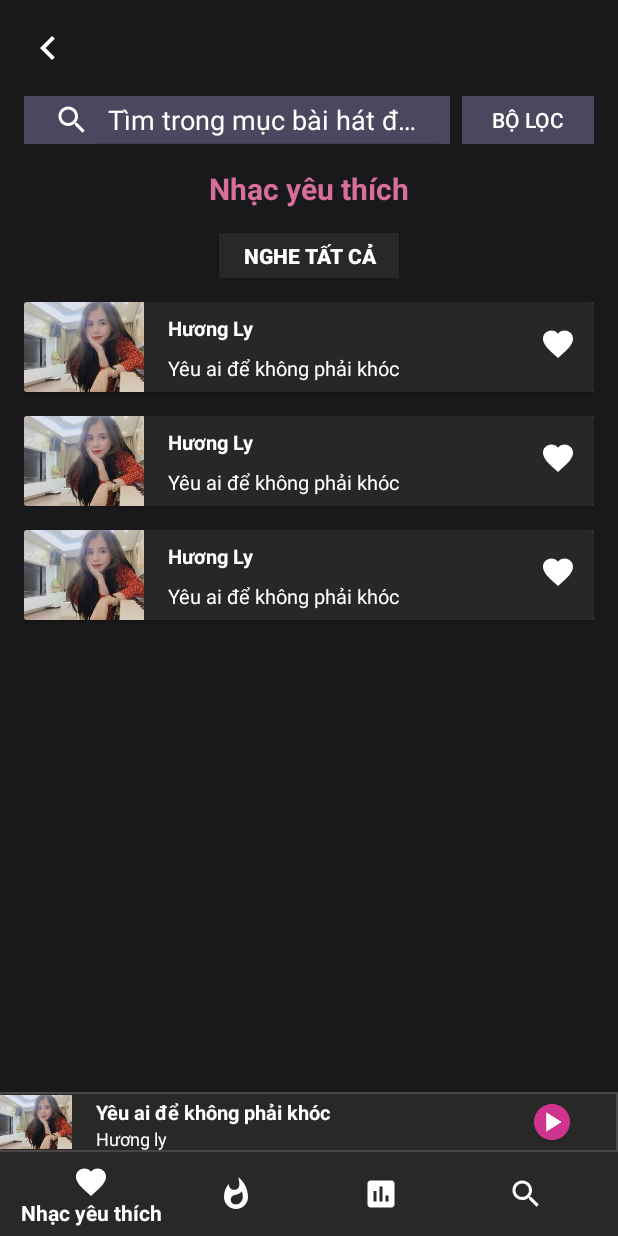
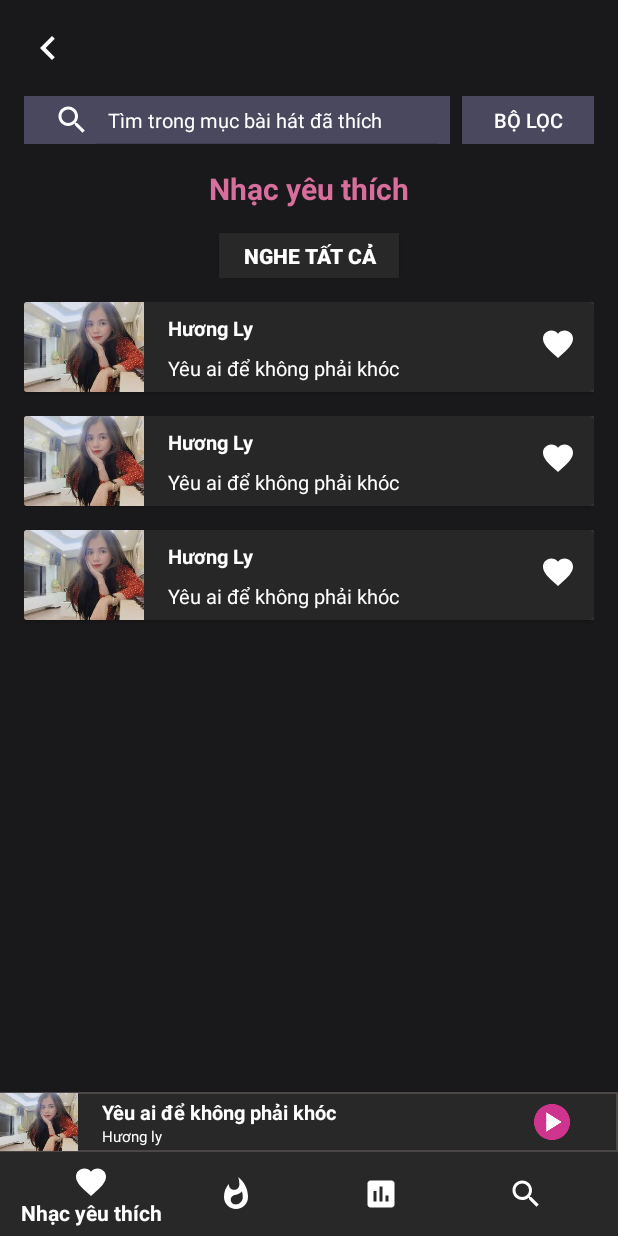
Before and after one commit to DucMinh2412/AndroidDuAn1_DemoByDucMinh, an Android app: the MainActivity screen opened directly, with no data from a screen before it, on a phone screen of 412 x 824 dp. Run offline under Robolectric (Android 15) with nearby library versions, the phone set to English and light mode, and no system bars; libraries missing offline, so code that uses them is left out: com.blogspot.atifsoftwares.

Commit message:
It is DuAn1

```diff
--- a/app/src/main/res/layout/activity_main.xml
+++ b/app/src/main/res/layout/activity_main.xml
@@ -23,8 +23,8 @@
 
         <ImageView
             android:id="@+id/ImgAnhcasi"
-            android:layout_width="48dp"
-            android:layout_height="48dp"
+            android:layout_width="52dp"
+            android:layout_height="52dp"
             android:layout_alignParentLeft="true"
             android:src="@drawable/huongly" />
 
@@ -49,7 +49,7 @@
             android:layout_toRightOf="@id/ImgAnhcasi"
             android:text="Hương ly"
             android:textColor="@color/white"
-            android:textSize="12dp" />
+            android:textSize="10dp" />
 
         <ImageView
             android:id="@+id/ImgFavorite"
--- a/app/src/main/res/layout/fragment_myfavorite.xml
+++ b/app/src/main/res/layout/fragment_myfavorite.xml
@@ -1,10 +1,20 @@
 <?xml version="1.0" encoding="utf-8"?>
-<LinearLayout xmlns:android="http://schemas.android.com/apk/res/android"
+<RelativeLayout xmlns:android="http://schemas.android.com/apk/res/android"
     android:layout_width="match_parent"
     android:layout_height="match_parent"
     android:background="@color/black"
-    android:orientation="vertical"
     android:padding="16dp">
+
+
+    <ScrollView
+        android:layout_width="fill_parent"
+        android:layout_height="fill_parent"
+        android:scrollbars="vertical">
+
+        <LinearLayout
+            android:layout_width="fill_parent"
+            android:layout_height="fill_parent"
+            android:orientation="vertical">
 
             <ImageView
                 android:id="@+id/ImgExitMyFavorite"
@@ -37,7 +47,8 @@
                     android:layout_weight="1"
                     android:background="@color/custom2"
                     android:text="Bộ lọc"
-            android:textColor="@color/white" />
+                    android:textColor="@color/white"
+                    android:textSize="13dp" />
 
 
             </LinearLayout>
@@ -79,3 +90,5 @@
 
 
         </LinearLayout>
+    </ScrollView>
+</RelativeLayout>
--- a/app/src/main/res/layout/fragment_search.xml
+++ b/app/src/main/res/layout/fragment_search.xml
@@ -20,7 +20,6 @@
         android:background="@drawable/search"
         android:iconifiedByDefault="false"
         android:queryHint="Yêu ai để không phải khóc"
-
         />
 
     <androidx.recyclerview.widget.RecyclerView
--- a/app/src/main/res/values/styles.xml
+++ b/app/src/main/res/values/styles.xml
@@ -15,6 +15,7 @@
         <item name="android:tint">@color/white</item>
         <!-- Query Text Color -->
         <item name="android:textColorPrimary">@color/white</item>
+        <item name="android:textSize">13dp</item>
     </style>
 
 
```
Also changed, not shown: app/src/main/res/layout/activity_login.xml (+5 -3 lines), app/src/main/res/layout/fragment_razochart.xml (+14 -2 lines). Lines whose indentation alone changed are shown as unchanged.
